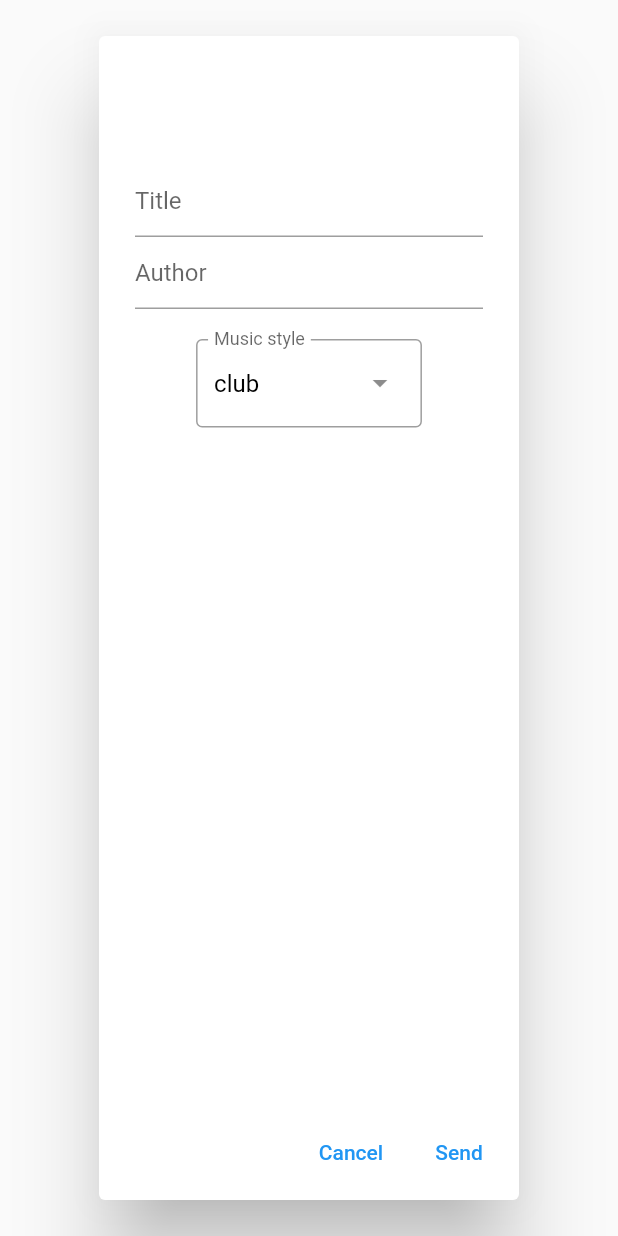
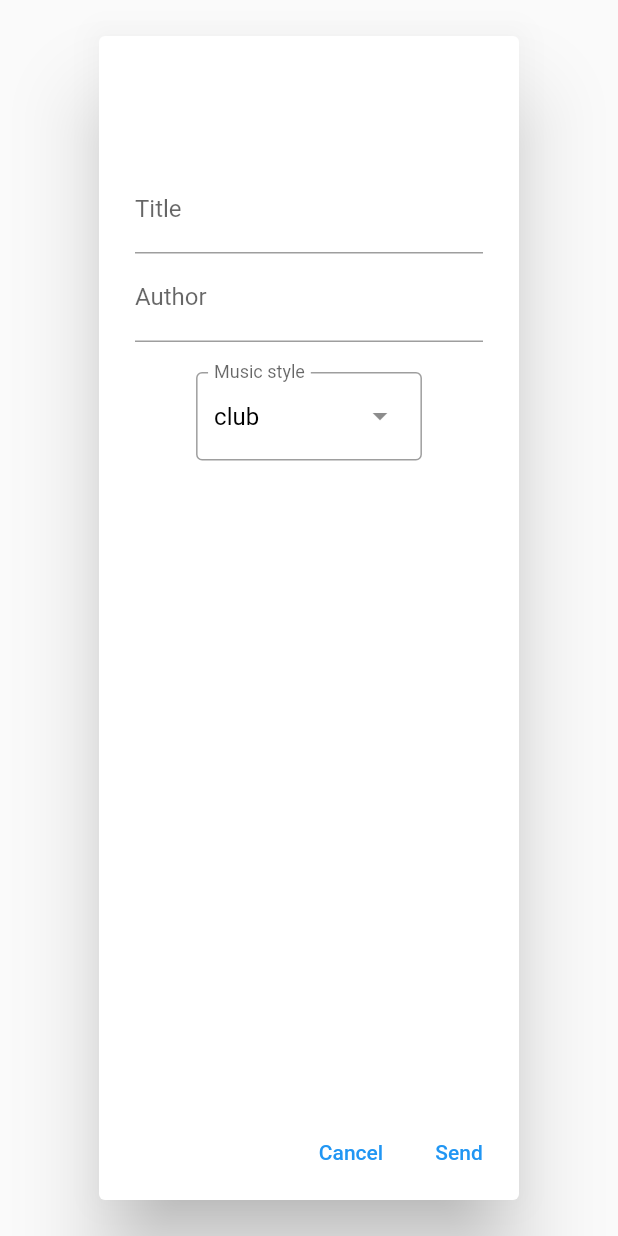
Before and after one commit to denis-progman/pc_dj_new_front, a Flutter app: the TrackUploadForm widget shown alone on an empty page, opened directly with empty values, on a phone screen of 412 x 824 dp. Run offline on Flutter 3.47's test engine with Material 2 defaults, Android fonts, the phone set to English and light mode, and no system bars; our stand-ins replace file_picker, get, just_audio, rxdart; missing offline and left inert: flutter_audio_waveforms; project files that could hold a hidden picture were left out.

Commit message:
cleaned code, fixed some wigets

```diff
--- a/pc_dj_new_front/lib/widgets/components/user_cabinet/track_upload_form.dart
+++ b/pc_dj_new_front/lib/widgets/components/user_cabinet/track_upload_form.dart
@@ -41,16 +41,17 @@ class TrackUploadForm extends StatelessWidget {
         style: TextStyle(color: Colors.black),
       ),
       content: Column(
-        // shrinkWrap: true,
         children: [
           Text('Contact Us'),
           TextFormField(
             controller: titleController,
-            decoration: InputDecoration(hintText: 'Title'),
+            decoration: InputDecoration(hintText: 'Title', labelText: 'Title'),
+            style: TextStyle(color: Colors.black),
           ),
           TextFormField(
             controller: authorController,
-            decoration: InputDecoration(hintText: 'Author'),
+            decoration: InputDecoration(hintText: 'Author', labelText: 'Author'),
+            style: TextStyle(color: Colors.black),
           ),
           SelectInput(
             styles,
```
Also changed, not shown: pc_dj_new_front/lib/services/track_service.dart (+0 -56 lines).
